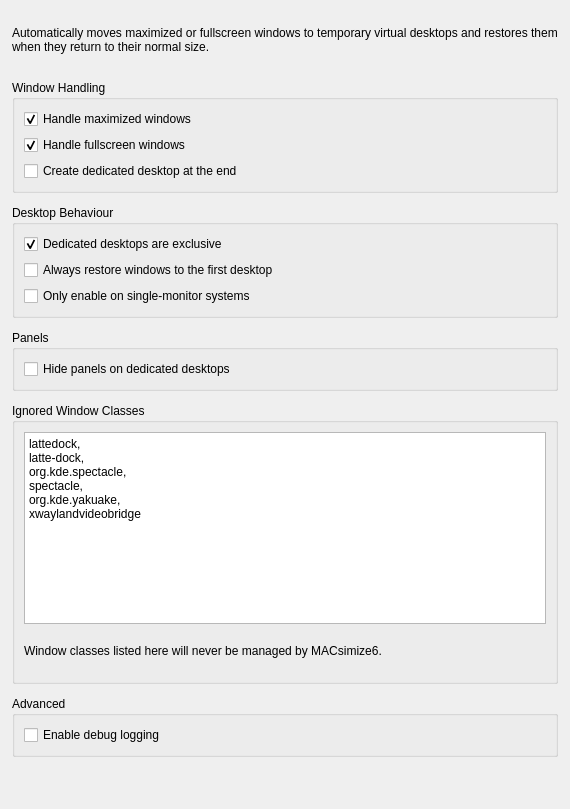
Before: the Qt Designer form contents/ui/config.ui in Ubiquitine/MACsimize6, drawn with Qt 5.
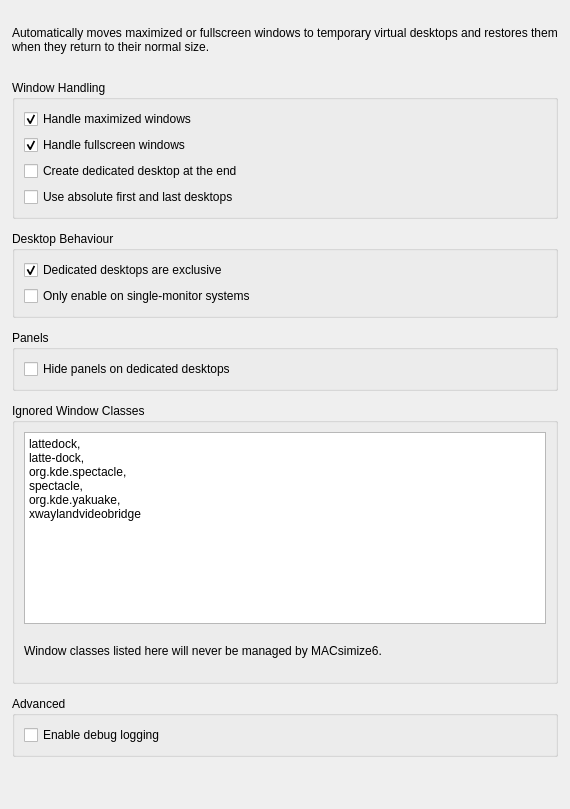
After: the same form once the commit is applied.

Commit message: fix: make moveToLast setting work on contiguous blocks (#38)

What changed in the file:
```diff
--- a/contents/ui/config.ui
+++ b/contents/ui/config.ui
@@ -90,6 +90,24 @@
        </widget>
       </item>
 
+      <item>
+       <widget class="QCheckBox" name="kcfg_useAbsoluteEnds">
+        <property name="text">
+         <string>Use absolute first and last desktops</string>
+        </property>
+        <property name="toolTip">
+         <string>When enabled, windows will always be restored to
+the very first desktop.
+
+If paired with creating desktops at the end, they
+will be created after the very last desktop.</string>
+        </property>
+        <property name="checked">
+         <bool>false</bool>
+        </property>
+       </widget>
+      </item>
+
      </layout>
     </widget>
    </item>
@@ -118,17 +136,6 @@
        </widget>
       </item>
 
-      <item>
-       <widget class="QCheckBox" name="kcfg_restoreToFirstDesktop">
-        <property name="text">
-         <string>Always restore windows to the first desktop</string>
-        </property>
-        <property name="checked">
-         <bool>false</bool>
-        </property>
-       </widget>
-      </item>
-
       <item>
        <widget class="QCheckBox" name="kcfg_enableIfOnlyOne">
         <property name="text">
```
The commit also changes 2 other files.
